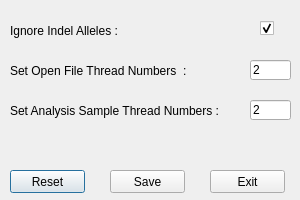
This is src/Dialog/setdlg.ui in BGI-flexlab/SOAPTyping as Qt 5 draws it before an edit. The edited form follows.
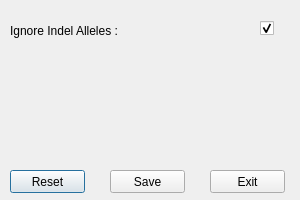
This is the edited form.

The edit to the form file:
```diff
--- a/src/Dialog/setdlg.ui
+++ b/src/Dialog/setdlg.ui
@@ -26,32 +26,6 @@
     <string>Ignore Indel Alleles :</string>
    </property>
   </widget>
-  <widget class="QLabel" name="label_2">
-   <property name="geometry">
-    <rect>
-     <x>10</x>
-     <y>60</y>
-     <width>221</width>
-     <height>21</height>
-    </rect>
-   </property>
-   <property name="text">
-    <string>Set Open File Thread Numbers  :</string>
-   </property>
-  </widget>
-  <widget class="QLabel" name="label_3">
-   <property name="geometry">
-    <rect>
-     <x>10</x>
-     <y>100</y>
-     <width>221</width>
-     <height>21</height>
-    </rect>
-   </property>
-   <property name="text">
-    <string>Set Analysis Sample Thread Numbers :</string>
-   </property>
-  </widget>
   <widget class="QCheckBox" name="checkBox">
    <property name="geometry">
     <rect>
@@ -68,32 +42,6 @@
     <bool>true</bool>
    </property>
   </widget>
-  <widget class="QLineEdit" name="lineEdit">
-   <property name="geometry">
-    <rect>
-     <x>250</x>
-     <y>60</y>
-     <width>41</width>
-     <height>20</height>
-    </rect>
-   </property>
-   <property name="text">
-    <string>2</string>
-   </property>
-  </widget>
-  <widget class="QLineEdit" name="lineEdit_2">
-   <property name="geometry">
-    <rect>
-     <x>250</x>
-     <y>100</y>
-     <width>41</width>
-     <height>20</height>
-    </rect>
-   </property>
-   <property name="text">
-    <string>2</string>
-   </property>
-  </widget>
   <widget class="QPushButton" name="btnReset">
    <property name="geometry">
     <rect>
```
